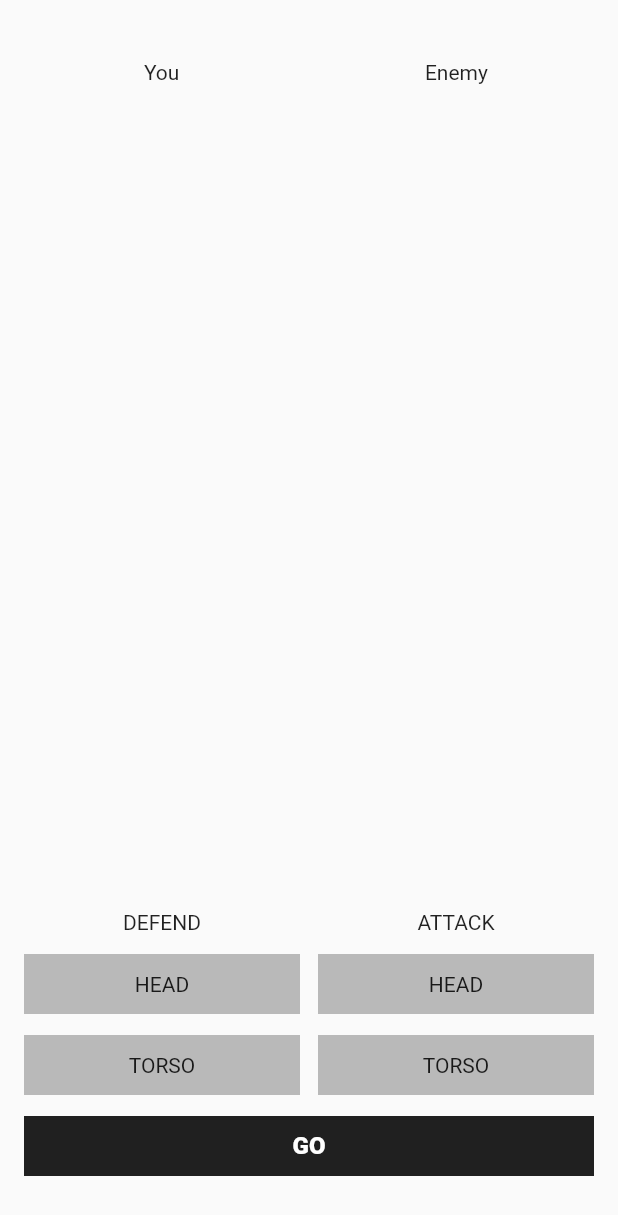
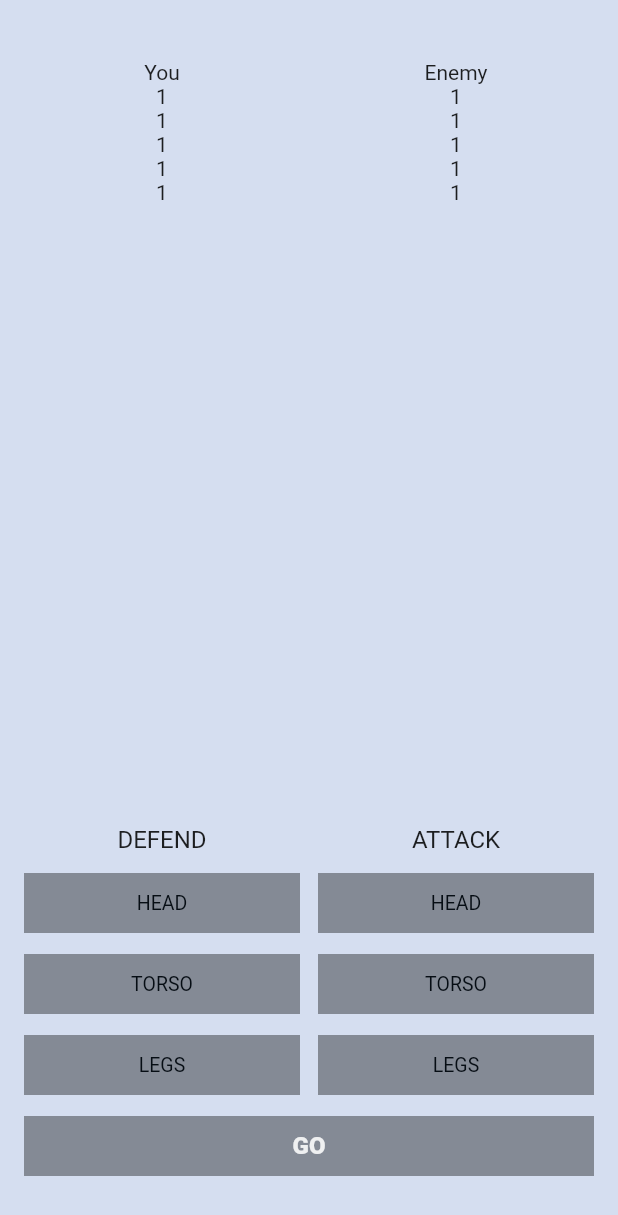
Before and after one commit to Evgen-kun/flutter-fight-club, a Flutter app: the screen it shows after launch, on a phone screen of 412 x 824 dp. Shown: the top 1215 px of the screen. Run offline on Flutter 3.47's test engine with Material 2 defaults, Android fonts, the phone set to English and light mode, and no system bars.

Commit message:
Homework 1

```diff
--- a/lib/main.dart
+++ b/lib/main.dart
@@ -29,6 +29,7 @@ class _MyHomePageState extends State<MyHomePage> {
   @override
   Widget build(BuildContext context) {
     return Scaffold(
+      backgroundColor: const Color(0xFFD5DEF0),
       body: Column(
         children: [
           SizedBox(height: 40),
@@ -36,9 +37,27 @@ class _MyHomePageState extends State<MyHomePage> {
             mainAxisAlignment: MainAxisAlignment.spaceEvenly,
             children: [
               SizedBox(width: 16),
-              Expanded(child: Center(child: Text("You"))),
-              SizedBox(width: 13),
-              Expanded(child: Center(child: Text("Enemy"))),
+              Expanded(child: Center(child: Column(
+                children: [
+                  Text("You"),
+                  Text("1"),
+                  Text("1"),
+                  Text("1"),
+                  Text("1"),
+                  Text("1"),
+                ],
+              ))),
+              SizedBox(width: 12),
+              Expanded(child: Center(child: Column(
+                children: [
+                  Text("Enemy"),
+                  Text("1"),
+                  Text("1"),
+                  Text("1"),
+                  Text("1"),
+                  Text("1"),
+                ],
+              ))),
               SizedBox(width: 16),
             ],
           ),
@@ -50,7 +69,8 @@ class _MyHomePageState extends State<MyHomePage> {
               Expanded(
                 child: Column(
                   children: [
-                    Text("Defend".toUpperCase()),
+                    Text("Defend".toUpperCase(),
+                        style: TextStyle(fontSize: 16)),
                     SizedBox(height: 13),
                     BodyPartButton(
                       bodyPart: BodyPart.head,
@@ -63,6 +83,12 @@ class _MyHomePageState extends State<MyHomePage> {
                       selected: defendingBodyPart == BodyPart.torso,
                       bodyPartSetter: _selectDefendingBodyPart,
                     ),
+                    SizedBox(height: 14),
+                    BodyPartButton(
+                      bodyPart: BodyPart.legs,
+                      selected: defendingBodyPart == BodyPart.legs,
+                      bodyPartSetter: _selectDefendingBodyPart,
+                    ),
                   ],
                 ),
               ),
@@ -70,7 +96,8 @@ class _MyHomePageState extends State<MyHomePage> {
               Expanded(
                 child: Column(
                   children: [
-                    Text("Attack".toUpperCase()),
+                    Text("Attack".toUpperCase(),
+                        style: TextStyle(fontSize: 16)),
                     SizedBox(height: 13),
                     BodyPartButton(
                       bodyPart: BodyPart.head,
@@ -81,6 +108,12 @@ class _MyHomePageState extends State<MyHomePage> {
                     BodyPartButton(
                       bodyPart: BodyPart.torso,
                       selected: attackingBodyPart == BodyPart.torso,
+                      bodyPartSetter: _selectAttackingBodyPart,
+                    ),
+                    SizedBox(height: 14),
+                    BodyPartButton(
+                      bodyPart: BodyPart.legs,
+                      selected: attackingBodyPart == BodyPart.legs,
                       bodyPartSetter: _selectAttackingBodyPart,
                     ),
                   ],
@@ -94,17 +127,31 @@ class _MyHomePageState extends State<MyHomePage> {
             children: [
               SizedBox(width: 16),
               Expanded(
+                child: GestureDetector(
+                  onTap: () {
+                    if (defendingBodyPart != null &&
+                        attackingBodyPart != null) {
+                      setState(() {
+                        defendingBodyPart = null;
+                        attackingBodyPart = null;
+                      });
+                    }
+                  },
                   child: SizedBox(
                     height: 40,
                     child: ColoredBox(
-                    color: const Color.fromRGBO(0, 0, 0, 0.87),
+                      color: (defendingBodyPart != null &&
+                              attackingBodyPart != null)
+                          ? const Color.fromRGBO(0, 0, 0, 0.87)
+                          : Colors.black38,
                       child: Center(
                         child: Text(
                           "Go".toUpperCase(),
                           style: const TextStyle(
                             fontWeight: FontWeight.w900,
                             fontSize: 16,
-                          color: Colors.white,
+                            color: Color.fromRGBO(255, 255, 255, 0.87),
+                          ),
                         ),
                       ),
                     ),
@@ -140,6 +187,7 @@ class BodyPart {
 
   static const head = BodyPart._("Head");
   static const torso = BodyPart._("Torso");
+  static const legs = BodyPart._("Legs");
 
   @override
   String toString() {
@@ -167,9 +215,16 @@ class BodyPartButton extends StatelessWidget {
         height: 40,
         child: ColoredBox(
           color:
-              selected ? const Color.fromRGBO(28, 121, 206, 1) : Colors.black26,
+              selected ? const Color.fromRGBO(28, 121, 206, 1) : Colors.black38,
           child: Center(
-            child: Text(bodyPart.name.toUpperCase()),
+            child: Text(
+              bodyPart.name.toUpperCase(),
+              style: TextStyle(
+                fontWeight: FontWeight.w400,
+                fontSize: 13,
+                color: selected ? Colors.white : const Color(0xFF060D14),
+              ),
+            ),
           ),
         ),
       ),
```
Lines whose indentation alone changed are shown as unchanged.
